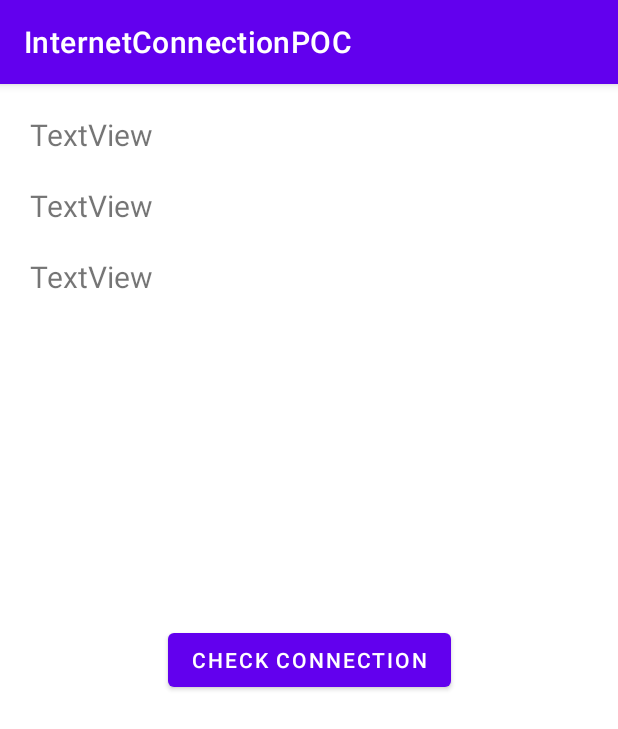
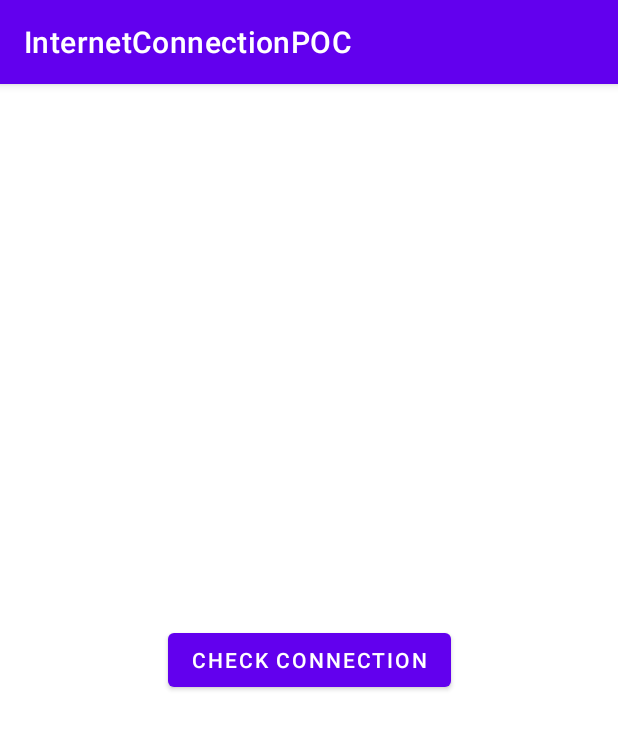
Before and after one commit to Kupawaki/AdvancedTopics-Week4, an Android app: the screen it shows after launch (MainActivity), on a phone screen of 412 x 824 dp. Shown: the top 729 px of the screen. Run offline under Robolectric (Android 15) with nearby library versions, the phone set to English and light mode, and no system bars.

Commit message:
Final Tweaks
Just made it so the TextViews don't display anything until a button is pressed

```diff
--- a/app/src/main/java/com/example/internetconnectionpoc/MainActivity.java
+++ b/app/src/main/java/com/example/internetconnectionpoc/MainActivity.java
@@ -24,6 +24,14 @@ public class MainActivity extends AppCompatActivity
     {
         super.onCreate(savedInstanceState);
         setContentView(R.layout.activity_main);
+
+        TextView SSIDTV = findViewById(R.id.SSIDTV);
+        TextView frequencyTV = findViewById(R.id.frequencyTV);
+        TextView securityTV = findViewById(R.id.securityTV);
+
+        SSIDTV.setText("");
+        frequencyTV.setText("");
+        securityTV.setText("");
 
         Button mainBTN = findViewById(R.id.mainBTN);
         mainBTN.setOnClickListener(view ->
```
